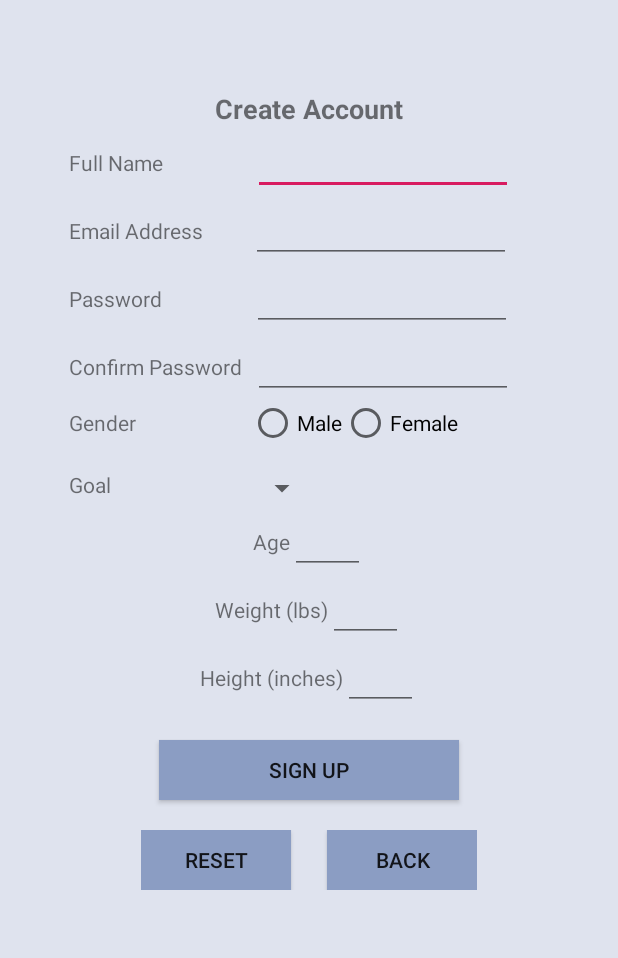
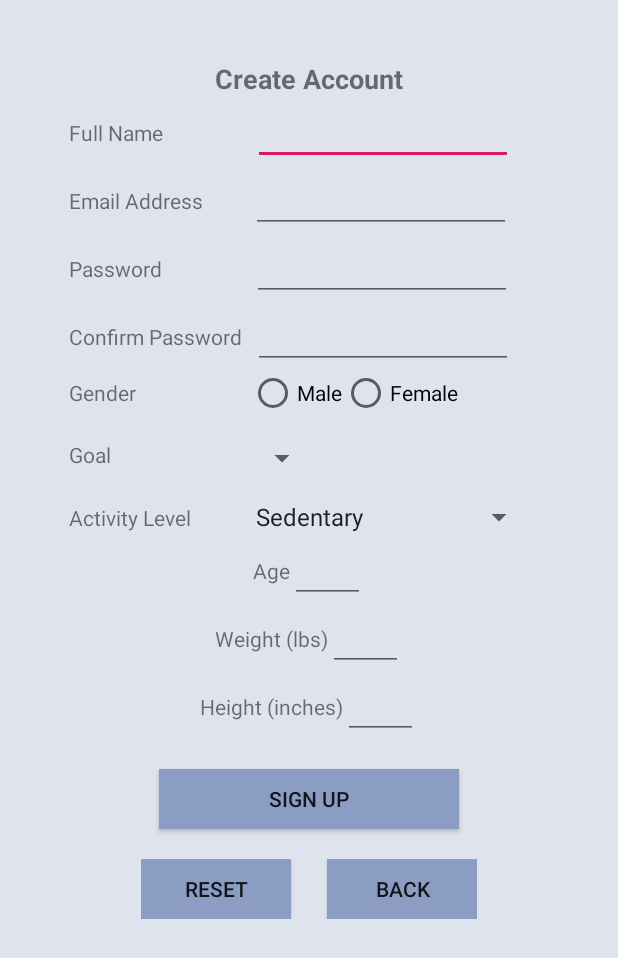
Before and after one commit to yianniw/Weight-Mate, an Android app: the layout signupform.xml on its own in the app's theme, with its tools: preview values and no code run, on a phone screen of 412 x 824 dp. Shown: the top 958 px of the screen. Run offline under Robolectric (Android 15) with nearby library versions, the phone set to English and light mode, and no system bars.

Commit message:
quick change to sign up xml

```diff
--- a/app/src/main/res/layout/signupform.xml
+++ b/app/src/main/res/layout/signupform.xml
@@ -11,7 +11,7 @@
         android:layout_height="match_parent"
         android:paddingLeft="16dp"
         android:paddingRight="16dp"
-        android:paddingTop="60dp"
+        android:paddingTop="40dp"
         android:orientation="vertical" >
 
         <TextView
@@ -169,6 +169,30 @@
 
         </LinearLayout>
 
+        <LinearLayout
+            android:layout_width="wrap_content"
+            android:layout_height="wrap_content"
+            android:layout_marginLeft="30dp"
+            android:layout_marginTop="15dp"
+            android:orientation="horizontal" >
+
+            <TextView
+                android:id="@+id/ActivityText"
+                android:layout_width="wrap_content"
+                android:layout_height="wrap_content"
+                android:text="Activity Level" />
+
+            <Spinner
+                android:id="@+id/ActivityEdit"
+                android:layout_width="wrap_content"
+                android:layout_marginLeft="35dp"
+                android:layout_height="wrap_content"
+                android:entries="@array/ActivityLevels"
+
+                />
+
+        </LinearLayout>
+
 
         <LinearLayout
             android:layout_width="wrap_content"
```
